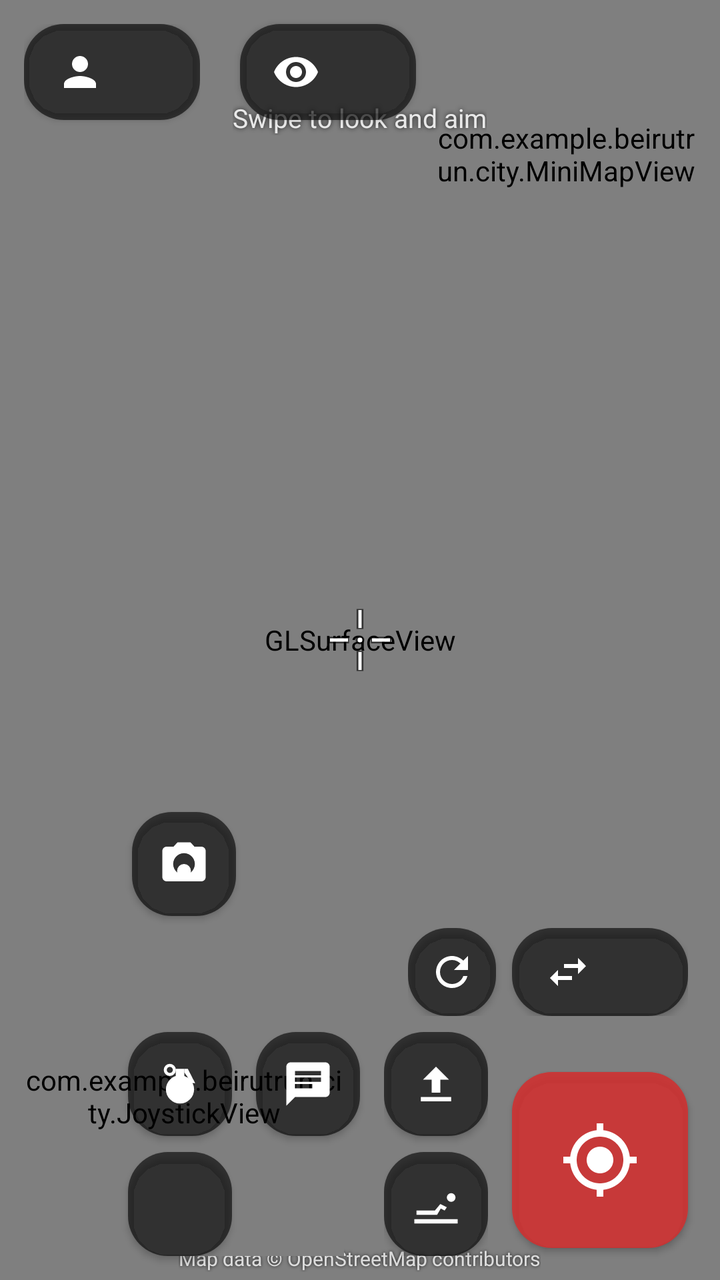
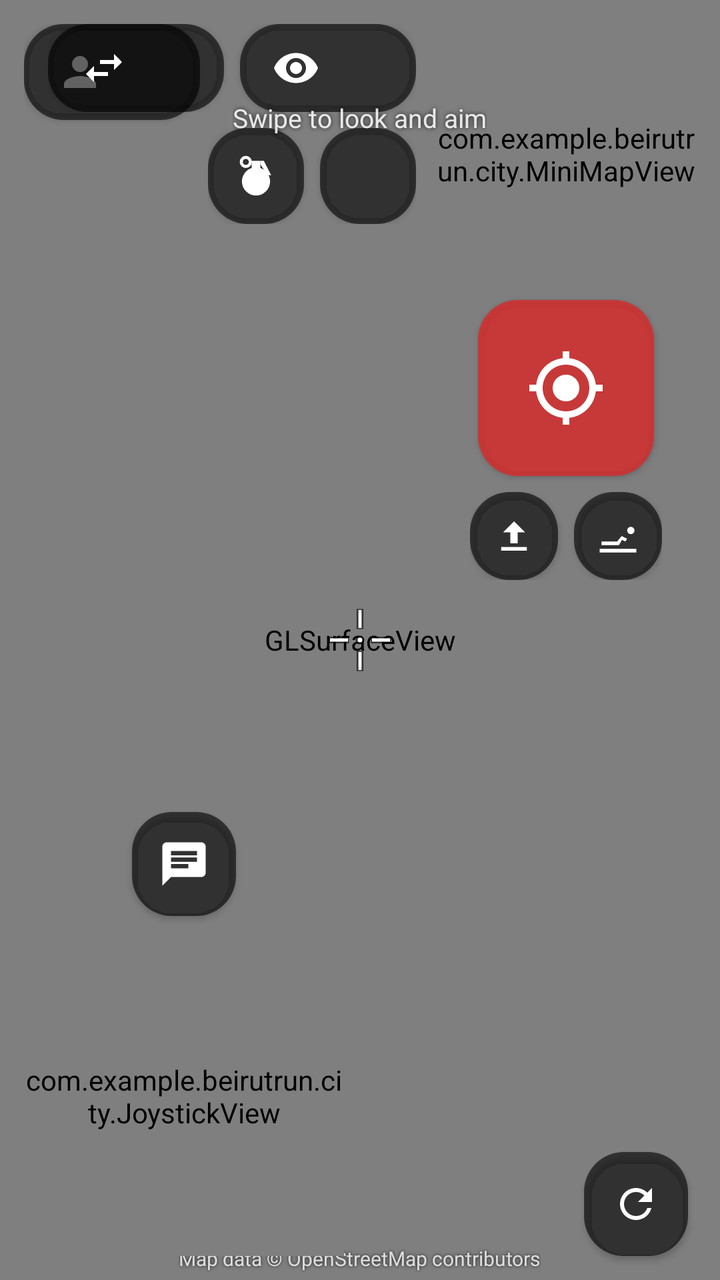

Compare the two renders of this Android layout. The source of the first and the diff that turns it into the second are given below.
<!-- AndroidManifest.xml: application theme Theme.Beirutrun -->
<!-- res/layout/activity_city.xml -->
<?xml version="1.0" encoding="utf-8"?>
<FrameLayout xmlns:android="http://schemas.android.com/apk/res/android"
    xmlns:app="http://schemas.android.com/apk/res-auto"
    android:layout_width="match_parent"
    android:layout_height="match_parent"
    android:background="#FF000000">

    <android.opengl.GLSurfaceView
        android:id="@+id/glView"
        android:layout_width="match_parent"
        android:layout_height="match_parent" />

    
    <View
        android:id="@+id/damageFlash"
        android:layout_width="match_parent"
        android:layout_height="match_parent"
        android:alpha="0"
        android:background="#88FF1744"
        android:clickable="false"
        android:focusable="false" />

    
    <ImageView
        android:id="@+id/crosshair"
        android:layout_width="44dp"
        android:layout_height="44dp"
        android:layout_gravity="center"
        android:clickable="false"
        android:contentDescription="@string/aim"
        android:focusable="false"
        android:src="@drawable/ic_crosshair" />

    
    <com.example.beirutrun.city.ScopeOverlayView
        android:id="@+id/scopeOverlay"
        android:layout_width="match_parent"
        android:layout_height="match_parent"
        android:visibility="gone" />

    
    <View
        android:id="@+id/flashOverlay"
        android:layout_width="match_parent"
        android:layout_height="match_parent"
        android:alpha="0"
        android:background="#FFFFFFFF"
        android:clickable="false"
        android:focusable="false" />

    
    <TextView
        android:id="@+id/banner"
        android:layout_width="wrap_content"
        android:layout_height="wrap_content"
        android:layout_gravity="center"
        android:layout_marginBottom="80dp"
        android:alpha="0"
        android:background="#AA000000"
        android:paddingStart="24dp"
        android:paddingTop="12dp"
        android:paddingEnd="24dp"
        android:paddingBottom="12dp"
        android:textColor="@android:color/white"
        android:textSize="24sp"
        android:textStyle="bold" />

    <LinearLayout
        android:layout_width="wrap_content"
        android:layout_height="wrap_content"
        android:layout_gravity="top|start"
        android:layout_margin="12dp"
        android:orientation="vertical">

        <com.google.android.material.button.MaterialButton
            android:id="@+id/playerButton"
            style="@style/HudButton"
            android:layout_width="wrap_content"
            android:layout_height="wrap_content"
            app:icon="@drawable/ic_person" />

        
        <TextView
            android:id="@+id/statusLabel"
            android:layout_width="wrap_content"
            android:layout_height="wrap_content"
            android:layout_marginStart="4dp"
            android:layout_marginTop="4dp"
            android:shadowColor="#CC000000"
            android:shadowRadius="6"
            android:textColor="@android:color/white"
            android:textSize="13sp"
            android:textStyle="bold" />

        
        <TextView
            android:id="@+id/hearts"
            android:layout_width="wrap_content"
            android:layout_height="wrap_content"
            android:layout_marginStart="4dp"
            android:layout_marginTop="2dp"
            android:letterSpacing="0.1"
            android:shadowColor="#CC000000"
            android:shadowRadius="4"
            android:textColor="#FFFF5252"
            android:textSize="20sp" />
    </LinearLayout>

    <com.example.beirutrun.city.MiniMapView
        android:id="@+id/miniMap"
        android:layout_width="130dp"
        android:layout_height="130dp"
        android:layout_gravity="top|end"
        android:layout_margin="12dp" />

    
    <com.google.android.material.button.MaterialButton
        android:id="@+id/viewModeButton"
        style="@style/HudButton"
        android:layout_width="wrap_content"
        android:layout_height="wrap_content"
        android:layout_gravity="top|end"
        android:layout_marginTop="12dp"
        android:layout_marginEnd="152dp"
        app:icon="@drawable/ic_eye" />

    
    <LinearLayout
        android:id="@+id/voiceButtons"
        android:layout_width="wrap_content"
        android:layout_height="wrap_content"
        android:layout_gravity="top|end"
        android:layout_marginTop="68dp"
        android:layout_marginEnd="152dp"
        android:orientation="vertical"
        android:visibility="gone">

        <com.google.android.material.button.MaterialButton
            android:id="@+id/micButton"
            style="@style/HudRoundButton"
            android:layout_width="44dp"
            android:layout_height="44dp"
            android:contentDescription="@string/voice_mic"
            app:icon="@drawable/ic_mic_off"
            app:iconSize="22dp" />

        <com.google.android.material.button.MaterialButton
            android:id="@+id/speakerButton"
            style="@style/HudRoundButton"
            android:layout_width="44dp"
            android:layout_height="44dp"
            android:layout_marginTop="8dp"
            android:contentDescription="@string/voice_speaker"
            app:icon="@drawable/ic_volume_up"
            app:iconSize="22dp" />
    </LinearLayout>

    
    <TextView
        android:id="@+id/gameTimer"
        android:layout_width="wrap_content"
        android:layout_height="wrap_content"
        android:layout_gravity="top|center_horizontal"
        android:layout_marginTop="10dp"
        android:background="#99000000"
        android:fontFeatureSettings="tnum"
        android:paddingStart="14dp"
        android:paddingTop="4dp"
        android:paddingEnd="14dp"
        android:paddingBottom="4dp"
        android:textColor="@android:color/white"
        android:textSize="20sp"
        android:textStyle="bold"
        android:visibility="gone" />

    <TextView
        android:layout_width="wrap_content"
        android:layout_height="wrap_content"
        android:layout_gravity="top|center_horizontal"
        android:layout_marginTop="50dp"
        android:shadowColor="#CC000000"
        android:shadowRadius="6"
        android:text="@string/look_hint"
        android:textColor="#DDFFFFFF"
        android:textSize="13sp" />

    
    <TextView
        android:layout_width="wrap_content"
        android:layout_height="wrap_content"
        android:layout_gravity="bottom|center_horizontal"
        android:layout_marginBottom="4dp"
        android:shadowColor="#CC000000"
        android:shadowRadius="4"
        android:text="@string/osm_attribution"
        android:textColor="#CCFFFFFF"
        android:textSize="10sp" />

    <com.example.beirutrun.city.JoystickView
        android:id="@+id/joystick"
        android:layout_width="160dp"
        android:layout_height="160dp"
        android:layout_gravity="bottom|start"
        android:layout_margin="12dp" />

    
    <com.google.android.material.button.MaterialButton
        android:id="@+id/dropButton"
        style="@style/HudRoundButton"
        android:layout_width="52dp"
        android:layout_height="52dp"
        android:layout_gravity="bottom|start"
        android:layout_marginStart="66dp"
        android:layout_marginBottom="182dp"
        android:contentDescription="@string/drop_photo"
        app:icon="@drawable/ic_camera" />

    <com.google.android.material.button.MaterialButton
        android:id="@+id/viewPhotoButton"
        style="@style/HudButton"
        android:layout_width="wrap_content"
        android:layout_height="wrap_content"
        android:layout_gravity="bottom|center_horizontal"
        android:layout_marginBottom="24dp"
        android:visibility="gone"
        app:backgroundTint="#DDFFB300"
        app:icon="@drawable/ic_photo" />

    
    <com.google.android.material.button.MaterialButton
        android:id="@+id/climbButton"
        style="@style/HudButton"
        android:layout_width="wrap_content"
        android:layout_height="wrap_content"
        android:layout_gravity="bottom|center_horizontal"
        android:layout_marginBottom="76dp"
        android:visibility="gone"
        app:backgroundTint="#DDE5A823"
        app:icon="@drawable/ic_ladder" />

    

    
    <com.google.android.material.button.MaterialButton
        android:id="@+id/shootButton"
        style="@style/HudRoundButton"
        android:layout_width="88dp"
        android:layout_height="88dp"
        android:layout_gravity="bottom|end"
        android:layout_margin="16dp"
        android:contentDescription="@string/shoot"
        app:backgroundTint="#DDD32F2F"
        app:icon="@drawable/ic_target"
        app:iconSize="40dp" />

    
    <LinearLayout
        android:layout_width="wrap_content"
        android:layout_height="wrap_content"
        android:layout_gravity="bottom|end"
        android:layout_marginEnd="16dp"
        android:layout_marginBottom="132dp"
        android:gravity="center_vertical"
        android:orientation="horizontal">

        <com.google.android.material.button.MaterialButton
            android:id="@+id/reloadButton"
            style="@style/HudRoundButton"
            android:layout_width="44dp"
            android:layout_height="44dp"
            android:layout_marginEnd="8dp"
            android:contentDescription="@string/reload"
            app:icon="@drawable/ic_reload"
            app:iconSize="24dp" />

        <com.google.android.material.button.MaterialButton
            android:id="@+id/weaponButton"
            style="@style/HudButton"
            android:layout_width="wrap_content"
            android:layout_height="44dp"
            android:fontFeatureSettings="tnum"
            app:icon="@drawable/ic_swap" />
    </LinearLayout>

    
    <com.google.android.material.button.MaterialButton
        android:id="@+id/grenadeButton"
        style="@style/HudRoundButton"
        android:layout_width="52dp"
        android:layout_height="52dp"
        android:layout_gravity="bottom|end"
        android:layout_marginEnd="244dp"
        android:layout_marginBottom="72dp"
        android:contentDescription="@string/grenade_throw"
        app:icon="@drawable/ic_grenade" />

    <com.google.android.material.button.MaterialButton
        android:id="@+id/grenadeKindButton"
        style="@style/HudRoundButton"
        android:layout_width="52dp"
        android:layout_height="52dp"
        android:layout_gravity="bottom|end"
        android:layout_marginEnd="244dp"
        android:layout_marginBottom="12dp"
        android:contentDescription="@string/grenade_kind"
        android:fontFeatureSettings="tnum"
        android:gravity="center"
        android:lineSpacingMultiplier="0.9"
        android:maxLines="2"
        android:textSize="10sp" />

    
    <com.google.android.material.button.MaterialButton
        android:id="@+id/zoomInButton"
        style="@style/HudRoundButton"
        android:layout_width="52dp"
        android:layout_height="52dp"
        android:layout_gravity="bottom|end"
        android:layout_marginEnd="308dp"
        android:layout_marginBottom="72dp"
        android:contentDescription="@string/zoom_in"
        android:visibility="gone"
        app:icon="@drawable/ic_zoom_in" />

    <com.google.android.material.button.MaterialButton
        android:id="@+id/zoomOutButton"
        style="@style/HudRoundButton"
        android:layout_width="52dp"
        android:layout_height="52dp"
        android:layout_gravity="bottom|end"
        android:layout_marginEnd="308dp"
        android:layout_marginBottom="12dp"
        android:contentDescription="@string/zoom_out"
        android:visibility="gone"
        app:icon="@drawable/ic_zoom_out" />

    
    <LinearLayout
        android:layout_width="wrap_content"
        android:layout_height="wrap_content"
        android:layout_gravity="bottom|end"
        android:layout_marginEnd="116dp"
        android:layout_marginBottom="12dp"
        android:orientation="vertical">

        <com.google.android.material.button.MaterialButton
            android:id="@+id/jumpButton"
            style="@style/HudRoundButton"
            android:layout_width="52dp"
            android:layout_height="52dp"
            android:contentDescription="@string/jump"
            app:icon="@drawable/ic_jump" />

        <com.google.android.material.button.MaterialButton
            android:id="@+id/crawlButton"
            style="@style/HudRoundButton"
            android:layout_width="52dp"
            android:layout_height="52dp"
            android:layout_marginTop="8dp"
            android:contentDescription="@string/crawl"
            app:icon="@drawable/ic_crawl" />
    </LinearLayout>

    
    <com.google.android.material.button.MaterialButton
        android:id="@+id/sayButton"
        style="@style/HudRoundButton"
        android:layout_width="52dp"
        android:layout_height="52dp"
        android:layout_gravity="bottom|end"
        android:layout_marginEnd="180dp"
        android:layout_marginBottom="72dp"
        android:contentDescription="@string/say"
        app:icon="@drawable/ic_chat" />

    
    <com.google.android.material.button.MaterialButton
        android:id="@+id/scopeButton"
        style="@style/HudRoundButton"
        android:layout_width="52dp"
        android:layout_height="52dp"
        android:layout_gravity="bottom|end"
        android:layout_marginEnd="180dp"
        android:layout_marginBottom="12dp"
        android:contentDescription="@string/scope"
        android:visibility="gone"
        app:icon="@drawable/ic_scope" />
</FrameLayout>
<!-- resources referenced by this layout -->
<resources>
  <!-- drawable ic_chat (drawable) -->
  <vector xmlns:android="http://schemas.android.com/apk/res/android"
      android:width="24dp"
      android:height="24dp"
      android:viewportWidth="24"
      android:viewportHeight="24">
      <path
          android:fillColor="#FFFFFFFF"
          android:pathData="M20,2H4c-1.1,0 -2,0.9 -2,2v18l4,-4h14c1.1,0 2,-0.9 2,-2V4c0,-1.1 -0.9,-2 -2,-2zM6,9h12v2H6V9zM14,14H6v-2h8v2zM18,8H6V6h12v2z" />
  </vector>
  <!-- drawable ic_crawl (drawable) -->
  <vector xmlns:android="http://schemas.android.com/apk/res/android"
      android:width="24dp"
      android:height="24dp"
      android:viewportWidth="24"
      android:viewportHeight="24">
      <path
          android:fillColor="#FFFFFFFF"
          android:pathData="M19,11a2,2 0,1 1,0 -4a2,2 0,1 1,0 4zM3,17v-2h8.5l2.5,-3 3,1.5 -1,1.5 -1.8,-0.9L12.5,17zM2,19h20v2H2z" />
  </vector>
  <!-- drawable ic_jump (drawable) -->
  <vector xmlns:android="http://schemas.android.com/apk/res/android"
      android:width="24dp"
      android:height="24dp"
      android:viewportWidth="24"
      android:viewportHeight="24">
      <path
          android:fillColor="#FFFFFFFF"
          android:pathData="M12,4l-6,6h4v6h4v-6h4zM5,18h14v2H5z" />
  </vector>
  <!-- drawable ic_ladder (drawable) -->
  <vector xmlns:android="http://schemas.android.com/apk/res/android"
      android:width="24dp"
      android:height="24dp"
      android:viewportWidth="24"
      android:viewportHeight="24">
      <path
          android:fillColor="#FFFFFFFF"
          android:pathData="M6,2h2v20h-2zM16,2h2v20h-2zM8,5h8v1.8h-8zM8,10h8v1.8h-8zM8,15h8v1.8h-8zM8,20h8v1.8h-8z" />
  </vector>
  <!-- drawable ic_swap (drawable) -->
  <vector xmlns:android="http://schemas.android.com/apk/res/android"
      android:width="24dp"
      android:height="24dp"
      android:viewportWidth="24"
      android:viewportHeight="24">
      
      <path
          android:fillColor="#FFFFFFFF"
          android:pathData="M6.99,11L3,15l3.99,4v-3H14v-2H6.99v-3zM21,9l-3.99,-4v3H10v2h7.01v3L21,9z" />
  </vector>
  <string name="aim">Aim</string>
  <string name="crawl">Crawl</string>
  <string name="drop_photo">Drop photo</string>
  <string name="grenade_kind">Change grenade</string>
  <string name="grenade_throw">Throw grenade</string>
  <string name="jump">Jump</string>
  <string name="look_hint">Swipe to look and aim</string>
  <string name="osm_attribution">Map data © OpenStreetMap contributors</string>
  <string name="reload">Reload</string>
  <string name="say">Say</string>
  <string name="scope">Scope</string>
  <string name="shoot">Shoot</string>
  <string name="voice_mic">Microphone</string>
  <string name="voice_speaker">Teammates\' voices</string>
  <string name="zoom_in">Zoom in</string>
  <string name="zoom_out">Zoom out</string>
  <style name="HudRoundButton" parent="HudButton">
          <item name="shapeAppearanceOverlay">@style/CircleImage</item>
          <item name="android:padding">0dp</item>
          <item name="android:minWidth">0dp</item>
          <item name="android:minHeight">0dp</item>
          <item name="iconPadding">0dp</item>
          <item name="iconGravity">textStart</item>
          <item name="iconSize">26dp</item>
      </style>
  <color name="white">#FFFFFFFF</color>
  <style name="CircleImage">
          <item name="cornerFamily">rounded</item>
          <item name="cornerSize">50%</item>
      </style>
  <color name="purple_500">#FF6200EE</color>
  <color name="purple_700">#FF3700B3</color>
  <color name="teal_200">#FF03DAC5</color>
  <color name="teal_700">#FF018786</color>
  <color name="black">#FF000000</color>
  <!-- unchanged entries left out for length: 15 -->
</resources>

<!-- the commit's change to res/layout/activity_city.xml (unified diff, before → after) -->
@@ -114,45 +114,101 @@
         android:layout_margin="12dp" />
 
     
-    <com.google.android.material.button.MaterialButton
-        android:id="@+id/viewModeButton"
-        style="@style/HudButton"
+    <LinearLayout
         android:layout_width="wrap_content"
         android:layout_height="wrap_content"
         android:layout_gravity="top|end"
         android:layout_marginTop="12dp"
         android:layout_marginEnd="152dp"
-        app:icon="@drawable/ic_eye" />
-
-    
-    <LinearLayout
-        android:id="@+id/voiceButtons"
-        android:layout_width="wrap_content"
-        android:layout_height="wrap_content"
-        android:layout_gravity="top|end"
-        android:layout_marginTop="68dp"
-        android:layout_marginEnd="152dp"
-        android:orientation="vertical"
-        android:visibility="gone">
-
-        <com.google.android.material.button.MaterialButton
-            android:id="@+id/micButton"
-            style="@style/HudRoundButton"
-            android:layout_width="44dp"
-            android:layout_height="44dp"
-            android:contentDescription="@string/voice_mic"
-            app:icon="@drawable/ic_mic_off"
-            app:iconSize="22dp" />
-
-        <com.google.android.material.button.MaterialButton
-            android:id="@+id/speakerButton"
-            style="@style/HudRoundButton"
-            android:layout_width="44dp"
-            android:layout_height="44dp"
+        android:gravity="end"
+        android:orientation="vertical">
+
+        <LinearLayout
+            android:layout_width="wrap_content"
+            android:layout_height="wrap_content"
+            android:gravity="center_vertical"
+            android:orientation="horizontal">
+
+            
+            <com.google.android.material.button.MaterialButton
+                android:id="@+id/weaponButton"
+                style="@style/HudButton"
+                android:layout_width="wrap_content"
+                android:layout_height="44dp"
+                android:layout_marginEnd="8dp"
+                android:ellipsize="end"
+                android:fontFeatureSettings="tnum"
+                android:maxLines="1"
+                app:icon="@drawable/ic_swap" />
+
+            
+            <com.google.android.material.button.MaterialButton
+                android:id="@+id/viewModeButton"
+                style="@style/HudButton"
+                android:layout_width="wrap_content"
+                android:layout_height="44dp"
+                app:icon="@drawable/ic_eye" />
+        </LinearLayout>
+
+        <LinearLayout
+            android:layout_width="wrap_content"
+            android:layout_height="wrap_content"
             android:layout_marginTop="8dp"
-            android:contentDescription="@string/voice_speaker"
-            app:icon="@drawable/ic_volume_up"
-            app:iconSize="22dp" />
+            android:gravity="center_vertical"
+            android:orientation="horizontal">
+
+            
+            <com.google.android.material.button.MaterialButton
+                android:id="@+id/grenadeButton"
+                style="@style/HudRoundButton"
+                android:layout_width="48dp"
+                android:layout_height="48dp"
+                android:contentDescription="@string/grenade_throw"
+                app:icon="@drawable/ic_grenade" />
+
+            <com.google.android.material.button.MaterialButton
+                android:id="@+id/grenadeKindButton"
+                style="@style/HudRoundButton"
+                android:layout_width="48dp"
+                android:layout_height="48dp"
+                android:layout_marginStart="8dp"
+                android:contentDescription="@string/grenade_kind"
+                android:fontFeatureSettings="tnum"
+                android:gravity="center"
+                android:lineSpacingMultiplier="0.9"
+                android:maxLines="2"
+                android:textSize="10sp" />
+
+            
+            <LinearLayout
+                android:id="@+id/voiceButtons"
+                android:layout_width="wrap_content"
+                android:layout_height="wrap_content"
+                android:gravity="center_vertical"
+                android:orientation="horizontal"
+                android:visibility="gone">
+
+                <com.google.android.material.button.MaterialButton
+                    android:id="@+id/micButton"
+                    style="@style/HudRoundButton"
+                    android:layout_width="36dp"
+                    android:layout_height="36dp"
+                    android:layout_marginStart="8dp"
+                    android:contentDescription="@string/voice_mic"
+                    app:icon="@drawable/ic_mic_off"
+                    app:iconSize="18dp" />
+
+                <com.google.android.material.button.MaterialButton
+                    android:id="@+id/speakerButton"
+                    style="@style/HudRoundButton"
+                    android:layout_width="36dp"
+                    android:layout_height="36dp"
+                    android:layout_marginStart="6dp"
+                    android:contentDescription="@string/voice_speaker"
+                    app:icon="@drawable/ic_volume_up"
+                    app:iconSize="18dp" />
+            </LinearLayout>
+        </LinearLayout>
     </LinearLayout>
 
     
@@ -205,15 +261,43 @@
 
     
     <com.google.android.material.button.MaterialButton
-        android:id="@+id/dropButton"
+        android:id="@+id/sayOrDropButton"
         style="@style/HudRoundButton"
         android:layout_width="52dp"
         android:layout_height="52dp"
         android:layout_gravity="bottom|start"
         android:layout_marginStart="66dp"
         android:layout_marginBottom="182dp"
-        android:contentDescription="@string/drop_photo"
-        app:icon="@drawable/ic_camera" />
+        android:contentDescription="@string/say_or_drop"
+        app:icon="@drawable/ic_chat" />
+
+    <LinearLayout
+        android:id="@+id/sayOrDropChoices"
+        android:layout_width="wrap_content"
+        android:layout_height="wrap_content"
+        android:layout_gravity="bottom|start"
+        android:layout_marginStart="126dp"
+        android:layout_marginBottom="182dp"
+        android:orientation="horizontal"
+        android:visibility="gone">
+
+        <com.google.android.material.button.MaterialButton
+            android:id="@+id/sayButton"
+            style="@style/HudButton"
+            android:layout_width="wrap_content"
+            android:layout_height="52dp"
+            android:text="@string/say"
+            app:icon="@drawable/ic_chat" />
+
+        <com.google.android.material.button.MaterialButton
+            android:id="@+id/dropButton"
+            style="@style/HudButton"
+            android:layout_width="wrap_content"
+            android:layout_height="52dp"
+            android:layout_marginStart="8dp"
+            android:text="@string/drop_photo"
+            app:icon="@drawable/ic_camera" />
+    </LinearLayout>
 
     <com.google.android.material.button.MaterialButton
         android:id="@+id/viewPhotoButton"
@@ -246,8 +330,9 @@
         style="@style/HudRoundButton"
         android:layout_width="88dp"
         android:layout_height="88dp"
-        android:layout_gravity="bottom|end"
-        android:layout_margin="16dp"
+        android:layout_gravity="top|end"
+        android:layout_marginTop="150dp"
+        android:layout_marginEnd="33dp"
         android:contentDescription="@string/shoot"
         app:backgroundTint="#DDD32F2F"
         app:icon="@drawable/ic_target"
@@ -257,57 +342,56 @@
     <LinearLayout
         android:layout_width="wrap_content"
         android:layout_height="wrap_content"
-        android:layout_gravity="bottom|end"
-        android:layout_marginEnd="16dp"
-        android:layout_marginBottom="132dp"
-        android:gravity="center_vertical"
+        android:layout_gravity="top|end"
+        android:layout_marginTop="246dp"
+        android:layout_marginEnd="29dp"
         android:orientation="horizontal">
 
         <com.google.android.material.button.MaterialButton
-            android:id="@+id/reloadButton"
+            android:id="@+id/jumpButton"
             style="@style/HudRoundButton"
             android:layout_width="44dp"
             android:layout_height="44dp"
-            android:layout_marginEnd="8dp"
-            android:contentDescription="@string/reload"
-            app:icon="@drawable/ic_reload"
-            app:iconSize="24dp" />
+            android:contentDescription="@string/jump"
+            app:icon="@drawable/ic_jump"
+            app:iconSize="22dp" />
 
         <com.google.android.material.button.MaterialButton
-            android:id="@+id/weaponButton"
-            style="@style/HudButton"
-            android:layout_width="wrap_content"
+            android:id="@+id/crawlButton"
+            style="@style/HudRoundButton"
+            android:layout_width="44dp"
             android:layout_height="44dp"
-            android:fontFeatureSettings="tnum"
-            app:icon="@drawable/ic_swap" />
+            android:layout_marginStart="8dp"
+            android:contentDescription="@string/crawl"
+            app:icon="@drawable/ic_crawl"
+            app:iconSize="22dp" />
     </LinearLayout>
 
     
     <com.google.android.material.button.MaterialButton
-        android:id="@+id/grenadeButton"
+        android:id="@+id/reloadButton"
         style="@style/HudRoundButton"
         android:layout_width="52dp"
         android:layout_height="52dp"
         android:layout_gravity="bottom|end"
-        android:layout_marginEnd="244dp"
-        android:layout_marginBottom="72dp"
-        android:contentDescription="@string/grenade_throw"
-        app:icon="@drawable/ic_grenade" />
-
-    <com.google.android.material.button.MaterialButton
-        android:id="@+id/grenadeKindButton"
+        android:layout_marginEnd="16dp"
+        android:layout_marginBottom="12dp"
+        android:contentDescription="@string/reload"
+        app:icon="@drawable/ic_reload"
+        app:iconSize="24dp" />
+
+    
+    <com.google.android.material.button.MaterialButton
+        android:id="@+id/scopeButton"
         style="@style/HudRoundButton"
         android:layout_width="52dp"
         android:layout_height="52dp"
         android:layout_gravity="bottom|end"
-        android:layout_marginEnd="244dp"
+        android:layout_marginEnd="80dp"
         android:layout_marginBottom="12dp"
-        android:contentDescription="@string/grenade_kind"
-        android:fontFeatureSettings="tnum"
-        android:gravity="center"
-        android:lineSpacingMultiplier="0.9"
-        android:maxLines="2"
-        android:textSize="10sp" />
+        android:contentDescription="@string/scope"
+        android:visibility="gone"
+        app:icon="@drawable/ic_scope" />
 
     
     <com.google.android.material.button.MaterialButton
@@ -316,7 +400,7 @@
         android:layout_width="52dp"
         android:layout_height="52dp"
         android:layout_gravity="bottom|end"
-        android:layout_marginEnd="308dp"
+        android:layout_marginEnd="144dp"
         android:layout_marginBottom="72dp"
         android:contentDescription="@string/zoom_in"
         android:visibility="gone"
@@ -328,61 +412,9 @@
         android:layout_width="52dp"
         android:layout_height="52dp"
         android:layout_gravity="bottom|end"
-        android:layout_marginEnd="308dp"
+        android:layout_marginEnd="144dp"
         android:layout_marginBottom="12dp"
         android:contentDescription="@string/zoom_out"
         android:visibility="gone"
         app:icon="@drawable/ic_zoom_out" />
-
-    
-    <LinearLayout
-        android:layout_width="wrap_content"
-        android:layout_height="wrap_content"
-        android:layout_gravity="bottom|end"
-        android:layout_marginEnd="116dp"
-        android:layout_marginBottom="12dp"
-        android:orientation="vertical">
-
-        <com.google.android.material.button.MaterialButton
-            android:id="@+id/jumpButton"
-            style="@style/HudRoundButton"
-            android:layout_width="52dp"
-            android:layout_height="52dp"
-            android:contentDescription="@string/jump"
-            app:icon="@drawable/ic_jump" />
-
-        <com.google.android.material.button.MaterialButton
-            android:id="@+id/crawlButton"
-            style="@style/HudRoundButton"
-            android:layout_width="52dp"
-            android:layout_height="52dp"
-            android:layout_marginTop="8dp"
-            android:contentDescription="@string/crawl"
-            app:icon="@drawable/ic_crawl" />
-    </LinearLayout>
-
-    
-    <com.google.android.material.button.MaterialButton
-        android:id="@+id/sayButton"
-        style="@style/HudRoundButton"
-        android:layout_width="52dp"
-        android:layout_height="52dp"
-        android:layout_gravity="bottom|end"
-        android:layout_marginEnd="180dp"
-        android:layout_marginBottom="72dp"
-        android:contentDescription="@string/say"
-        app:icon="@drawable/ic_chat" />
-
-    
-    <com.google.android.material.button.MaterialButton
-        android:id="@+id/scopeButton"
-        style="@style/HudRoundButton"
-        android:layout_width="52dp"
-        android:layout_height="52dp"
-        android:layout_gravity="bottom|end"
-        android:layout_marginEnd="180dp"
-        android:layout_marginBottom="12dp"
-        android:contentDescription="@string/scope"
-        android:visibility="gone"
-        app:icon="@drawable/ic_scope" />
 </FrameLayout>
<!-- resource entries referenced after the edit -->
@@ -61,6 +61,7 @@
   <string name="osm_attribution">Map data © OpenStreetMap contributors</string>
   <string name="reload">Reload</string>
   <string name="say">Say</string>
+  <string name="say_or_drop">Say something or drop a photo</string>
   <string name="scope">Scope</string>
   <string name="shoot">Shoot</string>
   <string name="voice_mic">Microphone</string>
